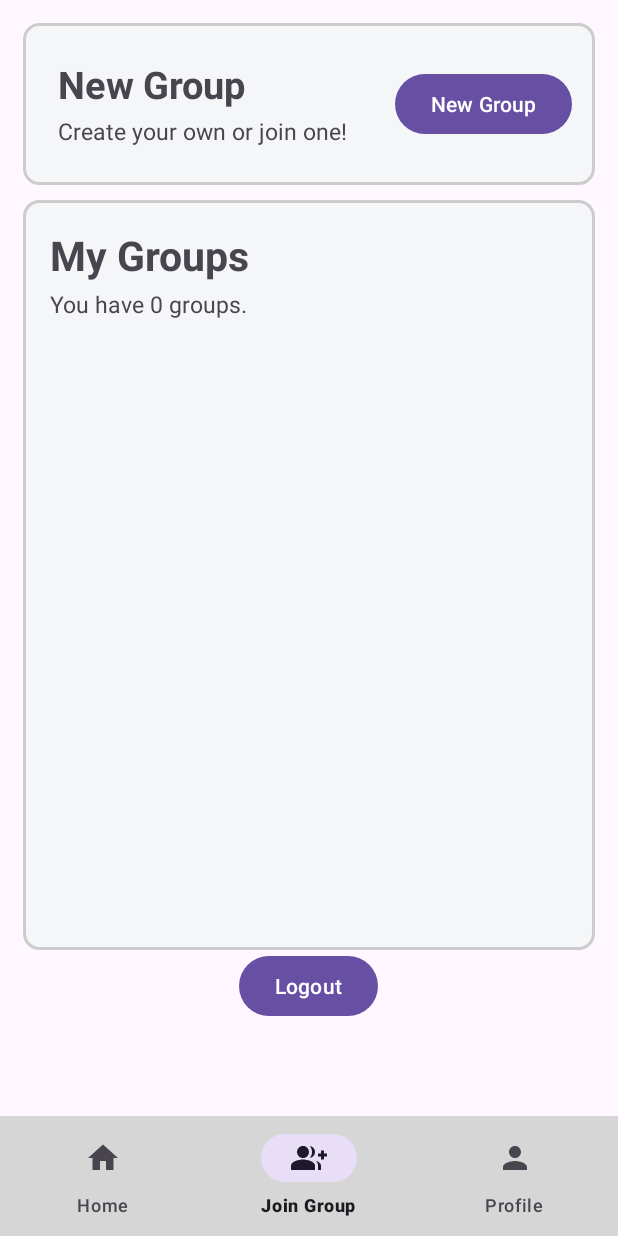
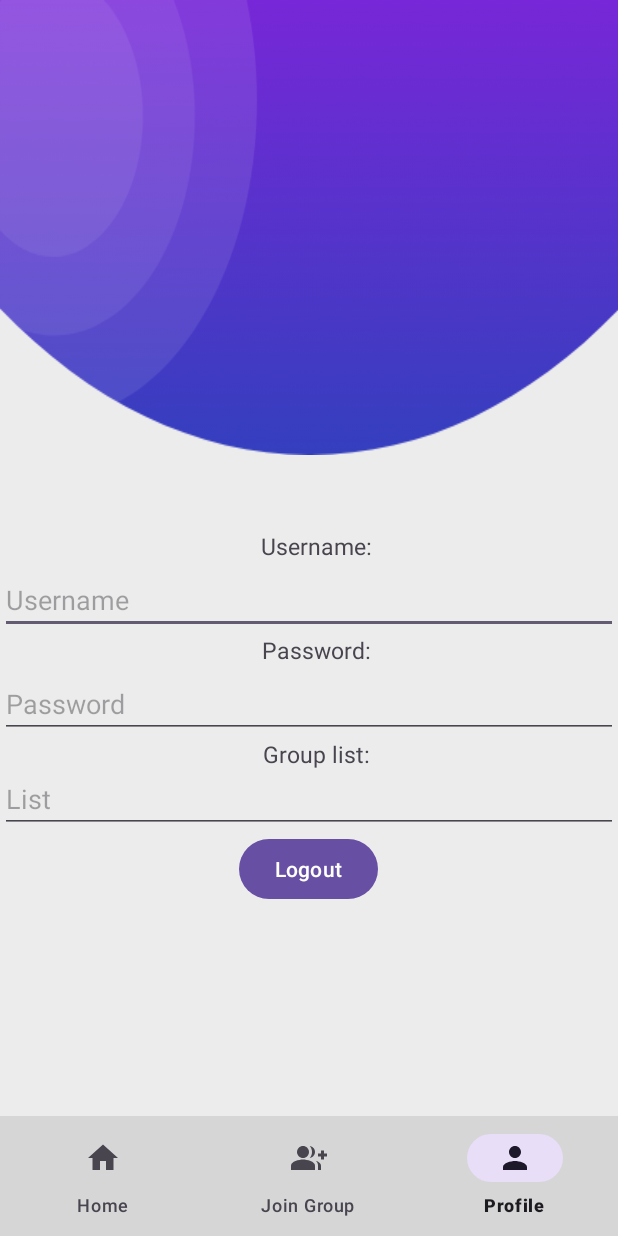
Before and after one commit to CMPT-361-Group-19/CheckList, an Android app: the screen it shows after launch (GroupViewActivity before the commit, profile after it), item 3 of the bottom bar chosen, on a phone screen of 412 x 824 dp. Run offline under Robolectric (Android 15) with nearby library versions, the phone set to English and light mode, and no system bars; our stand-ins replace Firebase (no records; nobody signed in at launch, a user with empty details on screens opened directly).

Commit message:
initial commit for profile-page

```diff
--- a/app/src/main/AndroidManifest.xml
+++ b/app/src/main/AndroidManifest.xml
@@ -28,6 +28,10 @@
             android:name=".ItemDetailsActivity"
             android:exported="false" />
         <activity
+            android:name=".profile"
+           android:exported="false" />
+
+        <activity
             android:name=".AddItemActivity"
             android:exported="false"
             android:theme="@style/Theme.CheckList" />
@@ -40,7 +44,9 @@
         <activity
             android:name=".GroupViewActivity"
             android:exported="true">
-        <intent-filter>
+
+
+            <intent-filter>
             <action android:name="android.intent.action.MAIN" />
 
             <category android:name="android.intent.category.LAUNCHER" />
--- a/app/src/main/java/com/example/checklist/GroupViewActivity.kt
+++ b/app/src/main/java/com/example/checklist/GroupViewActivity.kt
@@ -46,9 +46,17 @@
                     // Already in Home, do nothing or refresh if needed
                     true
                 }
+                //for profile button in bottom nav bar
+                R.id.profile -> {
+                    val intent = Intent(this,profile::class.java)
+                    startActivity(intent)
+                    true
+                }
+
                 else -> false
             }
         }
+        bottomNavigationView.selectedItemId = R.id.home
         findViewById<Button>(R.id.logoutButton).setOnClickListener { logout() }
     }
 
--- a/app/src/main/java/com/example/checklist/NewGroupActivity.kt
+++ b/app/src/main/java/com/example/checklist/NewGroupActivity.kt
@@ -35,7 +35,7 @@
                 else -> false
             }
         }
-
+        bottomNavigationView.selectedItemId = R.id.group
 
         database = Database()
         username = intent.getStringExtra("user")!!
--- /dev/null
+++ b/app/src/main/java/com/example/checklist/profile.kt
@@ -0,0 +1,18 @@
+package com.example.checklist
+
+import android.content.Intent
+import android.os.Bundle
+import androidx.appcompat.app.AppCompatActivity
+import com.google.android.material.bottomnavigation.BottomNavigationView
+
+class profile: AppCompatActivity() {
+    private lateinit var bottomNavigationView: BottomNavigationView
+    override fun onCreate(savedInstanceState: Bundle?) {
+        super.onCreate(savedInstanceState)
+        setContentView(R.layout.profile)
+        bottomNavigationView = findViewById(R.id.bottomNavigationView)
+        bottomNavigationView.selectedItemId = R.id.profile
+
+
+    }
+}
--- /dev/null
+++ b/app/src/main/res/layout/profile.xml
@@ -0,0 +1,120 @@
+<androidx.constraintlayout.widget.ConstraintLayout xmlns:android="http://schemas.android.com/apk/res/android"
+    xmlns:app="http://schemas.android.com/apk/res-auto"
+    xmlns:tools="http://schemas.android.com/tools"
+    android:layout_width="match_parent"
+    android:layout_height="match_parent"
+    tools:context=".profile"
+    android:background="#ececec">
+    <ScrollView
+        android:layout_width="match_parent"
+        android:layout_height="match_parent">
+        <LinearLayout
+            android:layout_width="match_parent"
+            android:layout_height="wrap_content"
+            android:orientation="vertical">
+
+            <androidx.constraintlayout.widget.ConstraintLayout
+                android:layout_width="match_parent"
+                android:layout_height="match_parent">
+
+                <ImageView
+                    android:id="@+id/imageView"
+                    android:layout_width="wrap_content"
+                    android:layout_height="wrap_content"
+                    android:scaleType="fitXY"
+                    app:layout_constraintEnd_toEndOf="parent"
+                    app:layout_constraintStart_toStartOf="parent"
+                    app:layout_constraintTop_toTopOf="parent"
+                    app:srcCompat="@drawable/top_background" />
+
+                <ImageView
+                    android:id="@+id/imageView2"
+                    android:layout_width="match_parent"
+                    android:layout_height="wrap_content"
+                    app:layout_constraintBottom_toBottomOf="@+id/imageView"
+                    app:layout_constraintEnd_toEndOf="parent"
+                    app:layout_constraintHorizontal_bias="0.0"
+                    app:layout_constraintStart_toStartOf="@+id/imageView"
+                    app:layout_constraintTop_toBottomOf="@+id/imageView"
+                    app:layout_constraintVertical_bias="1.0"
+                    tools:srcCompat="@tools:sample/avatars" />
+
+                <LinearLayout
+                    android:layout_width="match_parent"
+                    android:layout_height="match_parent"
+                    android:orientation="vertical"
+                    app:layout_constraintBottom_toBottomOf="parent"
+                    app:layout_constraintEnd_toEndOf="parent"
+                    app:layout_constraintStart_toStartOf="parent"
+                    android:paddingTop="50dp"
+                    app:layout_constraintTop_toBottomOf="@+id/imageView2">
+                    <TextView
+                        android:id="@+id/name_header"
+                        android:layout_width="wrap_content"
+                        android:layout_height="wrap_content"
+                        android:layout_marginLeft="5dp"
+                        android:textAlignment="center"
+                        android:layout_gravity="center"
+                        android:textSize="15dp"
+                        android:text="Username:"
+                        />
+
+                    <EditText
+                        android:id="@+id/nameText"
+                        android:layout_width="match_parent"
+                        android:layout_height="40dp"
+                        android:hint="Username"
+                        android:layout_gravity="center"
+                        android:layout_marginTop="8dp"
+                        android:inputType="textPersonName"
+                        />
+                    <TextView
+                        android:layout_width="wrap_content"
+                        android:layout_height="wrap_content"
+                        android:layout_marginLeft="5dp"
+                        android:layout_gravity="center"
+                        android:textSize="15dp"
+                        android:text="Password:"
+                        />
+                    <EditText
+                        android:id="@+id/Groups"
+                        android:layout_width="match_parent"
+                        android:layout_height="40dp"
+                        android:layout_marginTop="8dp"
+                        android:layout_gravity="center"
+                        android:hint="Password" />
+                    <TextView
+                        android:layout_width="wrap_content"
+                        android:layout_height="wrap_content"
+                        android:layout_marginLeft="5dp"
+                        android:layout_gravity="center"
+                        android:textSize="15dp"
+                        android:text="Group list:"
+                        />
+                    <EditText
+                        android:id="@+id/phone"
+                        android:layout_width="match_parent"
+                        android:layout_height="40dp"
+                        android:layout_marginTop="2dp"
+                        android:layout_gravity="center"
+                        android:hint="List"
+                        android:inputType="number"/>
+                    <Button
+                        android:id="@+id/logoutButton"
+                        android:layout_width="wrap_content"
+                        android:layout_height="wrap_content"
+                        android:layout_gravity="center"
+                        android:gravity="center"
+                        android:text="Logout"></Button>
+
+                </LinearLayout>
+
+
+
+            </androidx.constraintlayout.widget.ConstraintLayout>
+
+
+        </LinearLayout>
+    </ScrollView>
+    <include layout="@layout/navigation_drawer"/>
+    </androidx.constraintlayout.widget.ConstraintLayout>
--- a/app/src/main/res/menu/bottom_nav.xml
+++ b/app/src/main/res/menu/bottom_nav.xml
@@ -10,6 +10,6 @@
         android:id="@+id/group"
         android:icon="@drawable/baseline_group_add_24"/>
     <item android:title="Profile"
-        android:id="@+id/Profile"
+        android:id="@+id/profile"
         android:icon="@drawable/ic_profile"/>
 </menu>
```
Also changed, not shown: app/src/main/res/drawable/profile.png (added), app/src/main/res/drawable/top_background.png (added).
